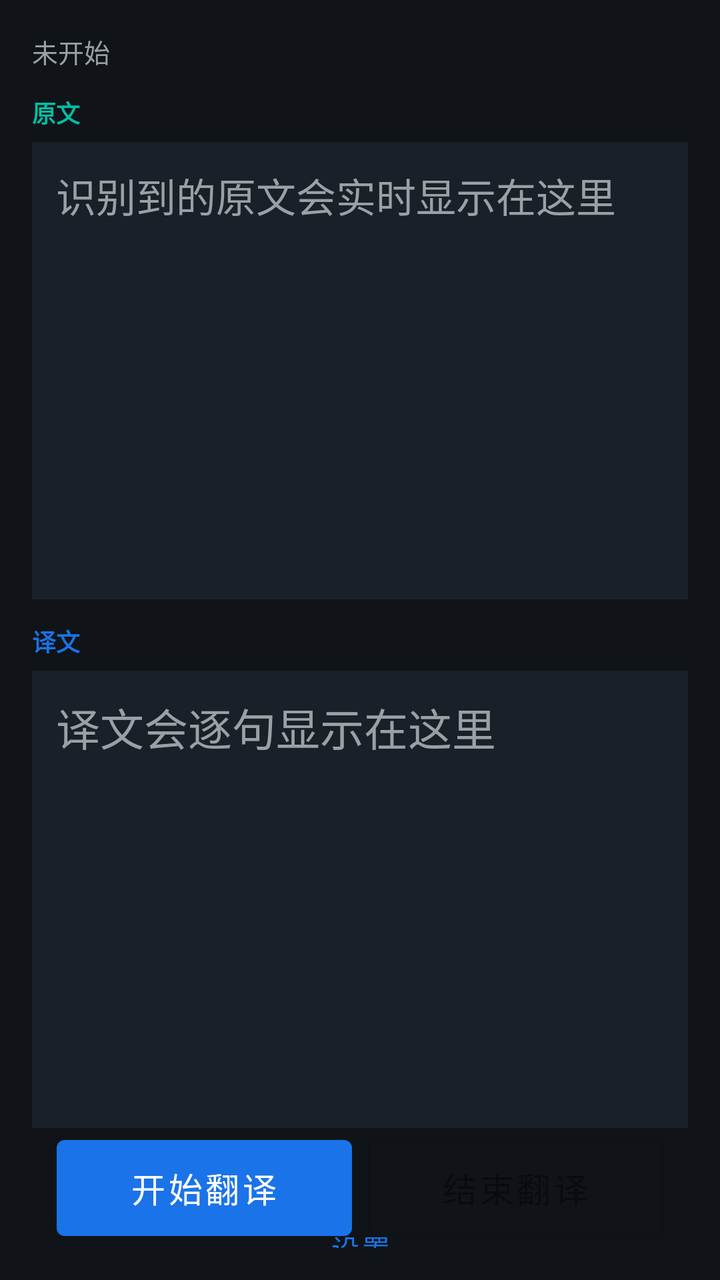
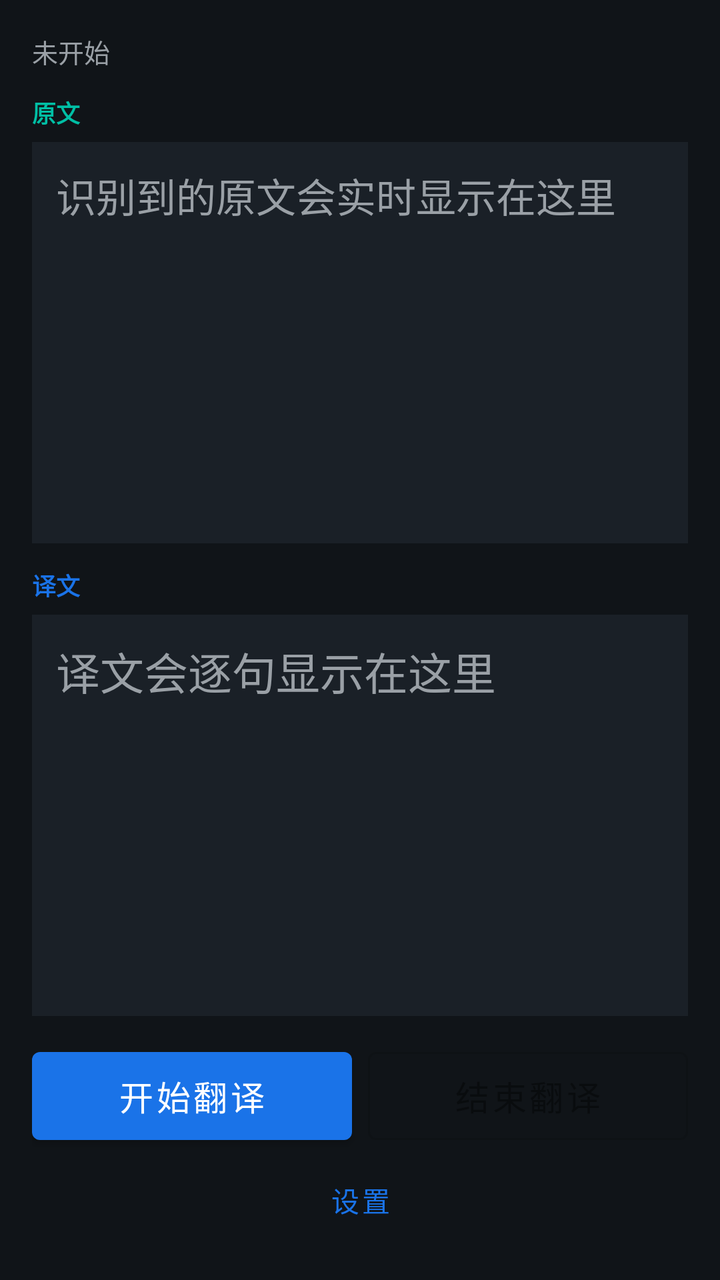

An Android layout rendered at two revisions. The XML below is the earlier revision; the diff shows what the commit changed to produce the second picture.
<!-- AndroidManifest.xml: application theme Theme.VTrans -->
<!-- res/layout/activity_main.xml -->
<?xml version="1.0" encoding="utf-8"?>
<androidx.constraintlayout.widget.ConstraintLayout
    xmlns:android="http://schemas.android.com/apk/res/android"
    xmlns:app="http://schemas.android.com/apk/res-auto"
    android:layout_width="match_parent"
    android:layout_height="match_parent"
    android:padding="16dp">

    <TextView
        android:id="@+id/tvStatus"
        android:layout_width="0dp"
        android:layout_height="wrap_content"
        android:text="@string/status_idle"
        android:textColor="@color/text_secondary"
        android:textSize="13sp"
        app:layout_constraintEnd_toEndOf="parent"
        app:layout_constraintStart_toStartOf="parent"
        app:layout_constraintTop_toTopOf="parent" />

    
    <TextView
        android:id="@+id/labelSource"
        android:layout_width="wrap_content"
        android:layout_height="wrap_content"
        android:layout_marginTop="12dp"
        android:text="@string/label_source"
        android:textColor="@color/accent"
        android:textSize="12sp"
        android:textStyle="bold"
        app:layout_constraintStart_toStartOf="parent"
        app:layout_constraintTop_toBottomOf="@id/tvStatus" />

    <ScrollView
        android:id="@+id/scrollSource"
        android:layout_width="0dp"
        android:layout_height="0dp"
        android:layout_marginTop="6dp"
        android:background="@color/surface"
        android:padding="12dp"
        app:layout_constraintBottom_toTopOf="@id/labelTarget"
        app:layout_constraintEnd_toEndOf="parent"
        app:layout_constraintStart_toStartOf="parent"
        app:layout_constraintTop_toBottomOf="@id/labelSource"
        app:layout_constraintVertical_weight="1">

        <TextView
            android:id="@+id/tvSource"
            android:layout_width="match_parent"
            android:layout_height="wrap_content"
            android:hint="@string/hint_source"
            android:textColor="@color/text_primary"
            android:textColorHint="@color/text_secondary"
            android:textSize="20sp"
            android:lineSpacingExtra="4dp" />
    </ScrollView>

    
    <TextView
        android:id="@+id/labelTarget"
        android:layout_width="wrap_content"
        android:layout_height="wrap_content"
        android:layout_marginTop="12dp"
        android:text="@string/label_target"
        android:textColor="@color/primary"
        android:textSize="12sp"
        android:textStyle="bold"
        app:layout_constraintBottom_toTopOf="@id/scrollTarget"
        app:layout_constraintStart_toStartOf="parent"
        app:layout_constraintTop_toBottomOf="@id/scrollSource" />

    <ScrollView
        android:id="@+id/scrollTarget"
        android:layout_width="0dp"
        android:layout_height="0dp"
        android:layout_marginTop="6dp"
        android:background="@color/surface"
        android:padding="12dp"
        app:layout_constraintBottom_toTopOf="@id/btnStart"
        app:layout_constraintEnd_toEndOf="parent"
        app:layout_constraintStart_toStartOf="parent"
        app:layout_constraintTop_toBottomOf="@id/labelTarget"
        app:layout_constraintVertical_weight="1">

        <TextView
            android:id="@+id/tvTarget"
            android:layout_width="match_parent"
            android:layout_height="wrap_content"
            android:hint="@string/hint_target"
            android:textColor="@color/text_primary"
            android:textColorHint="@color/text_secondary"
            android:textSize="22sp"
            android:lineSpacingExtra="4dp" />
    </ScrollView>

    <Button
        android:id="@+id/btnStart"
        style="@style/Widget.MaterialComponents.Button"
        android:layout_width="0dp"
        android:layout_height="60dp"
        android:layout_marginTop="16dp"
        android:text="@string/btn_start"
        android:textSize="17sp"
        app:layout_constraintBottom_toBottomOf="parent"
        app:layout_constraintEnd_toStartOf="@id/btnStop"
        app:layout_constraintHorizontal_chainStyle="packed"
        app:layout_constraintStart_toStartOf="parent"
        app:layout_constraintWidth_percent="0.45" />

    <Button
        android:id="@+id/btnStop"
        style="@style/Widget.MaterialComponents.Button.OutlinedButton"
        android:layout_width="0dp"
        android:layout_height="60dp"
        android:layout_marginStart="8dp"
        android:enabled="false"
        android:text="@string/btn_stop"
        android:textSize="17sp"
        app:layout_constraintBottom_toBottomOf="@id/btnStart"
        app:layout_constraintEnd_toEndOf="parent"
        app:layout_constraintStart_toEndOf="@id/btnStart"
        app:layout_constraintWidth_percent="0.45" />

    <Button
        android:id="@+id/btnSettings"
        style="@style/Widget.MaterialComponents.Button.TextButton"
        android:layout_width="wrap_content"
        android:layout_height="wrap_content"
        android:layout_marginTop="8dp"
        android:text="@string/btn_settings"
        app:layout_constraintBottom_toBottomOf="parent"
        app:layout_constraintEnd_toEndOf="parent"
        app:layout_constraintStart_toStartOf="parent"
        app:layout_constraintTop_toBottomOf="@id/btnStart" />

    
    <ProgressBar
        android:id="@+id/progress"
        style="?android:attr/progressBarStyleHorizontal"
        android:layout_width="0dp"
        android:layout_height="wrap_content"
        android:layout_marginTop="8dp"
        android:indeterminate="false"
        android:max="100"
        android:visibility="gone"
        app:layout_constraintEnd_toEndOf="parent"
        app:layout_constraintStart_toStartOf="parent"
        app:layout_constraintTop_toBottomOf="@id/btnSettings" />

</androidx.constraintlayout.widget.ConstraintLayout>
<!-- resources referenced by this layout -->
<resources>
  <color name="accent">#FF00BFA5</color>
  <color name="primary">#FF1A73E8</color>
  <color name="surface">#FF1A2027</color>
  <color name="text_primary">#FFE8EAED</color>
  <color name="text_secondary">#FF9AA0A6</color>
  <string name="btn_settings">设置</string>
  <string name="btn_start">开始翻译</string>
  <string name="btn_stop">结束翻译</string>
  <string name="hint_source">识别到的原文会实时显示在这里</string>
  <string name="hint_target">译文会逐句显示在这里</string>
  <string name="label_source">原文</string>
  <string name="label_target">译文</string>
  <string name="status_idle">未开始</string>
  <style name="Theme.VTrans" parent="Theme.MaterialComponents.DayNight.DarkActionBar">
          <item name="colorPrimary">@color/primary</item>
          <item name="colorPrimaryDark">@color/primary_dark</item>
          <item name="colorAccent">@color/accent</item>
          <item name="android:windowBackground">@color/bg</item>
          <item name="android:textColorPrimary">@color/text_primary</item>
          <item name="android:textColorSecondary">@color/text_secondary</item>
      </style>
  <color name="primary_dark">#FF0B57D0</color>
  <color name="bg">#FF101418</color>
</resources>

<!-- the commit's change to res/layout/activity_main.xml (unified diff, before → after) -->
@@ -1,149 +1,124 @@
 <?xml version="1.0" encoding="utf-8"?>
-<androidx.constraintlayout.widget.ConstraintLayout
-    xmlns:android="http://schemas.android.com/apk/res/android"
-    xmlns:app="http://schemas.android.com/apk/res-auto"
+<LinearLayout xmlns:android="http://schemas.android.com/apk/res/android"
     android:layout_width="match_parent"
     android:layout_height="match_parent"
+    android:background="@color/bg"
+    android:orientation="vertical"
     android:padding="16dp">
 
     <TextView
         android:id="@+id/tvStatus"
-        android:layout_width="0dp"
+        android:layout_width="match_parent"
         android:layout_height="wrap_content"
         android:text="@string/status_idle"
         android:textColor="@color/text_secondary"
-        android:textSize="13sp"
-        app:layout_constraintEnd_toEndOf="parent"
-        app:layout_constraintStart_toStartOf="parent"
-        app:layout_constraintTop_toTopOf="parent" />
+        android:textSize="13sp" />
 
     
     <TextView
         android:id="@+id/labelSource"
-        android:layout_width="wrap_content"
+        android:layout_width="match_parent"
         android:layout_height="wrap_content"
         android:layout_marginTop="12dp"
         android:text="@string/label_source"
         android:textColor="@color/accent"
         android:textSize="12sp"
-        android:textStyle="bold"
-        app:layout_constraintStart_toStartOf="parent"
-        app:layout_constraintTop_toBottomOf="@id/tvStatus" />
+        android:textStyle="bold" />
 
     <ScrollView
         android:id="@+id/scrollSource"
-        android:layout_width="0dp"
+        android:layout_width="match_parent"
         android:layout_height="0dp"
         android:layout_marginTop="6dp"
+        android:layout_weight="1"
         android:background="@color/surface"
-        android:padding="12dp"
-        app:layout_constraintBottom_toTopOf="@id/labelTarget"
-        app:layout_constraintEnd_toEndOf="parent"
-        app:layout_constraintStart_toStartOf="parent"
-        app:layout_constraintTop_toBottomOf="@id/labelSource"
-        app:layout_constraintVertical_weight="1">
+        android:padding="12dp">
 
         <TextView
             android:id="@+id/tvSource"
             android:layout_width="match_parent"
             android:layout_height="wrap_content"
             android:hint="@string/hint_source"
+            android:lineSpacingExtra="4dp"
             android:textColor="@color/text_primary"
             android:textColorHint="@color/text_secondary"
-            android:textSize="20sp"
-            android:lineSpacingExtra="4dp" />
+            android:textSize="20sp" />
     </ScrollView>
 
     
     <TextView
         android:id="@+id/labelTarget"
-        android:layout_width="wrap_content"
+        android:layout_width="match_parent"
         android:layout_height="wrap_content"
         android:layout_marginTop="12dp"
         android:text="@string/label_target"
         android:textColor="@color/primary"
         android:textSize="12sp"
-        android:textStyle="bold"
-        app:layout_constraintBottom_toTopOf="@id/scrollTarget"
-        app:layout_constraintStart_toStartOf="parent"
-        app:layout_constraintTop_toBottomOf="@id/scrollSource" />
+        android:textStyle="bold" />
 
     <ScrollView
         android:id="@+id/scrollTarget"
-        android:layout_width="0dp"
+        android:layout_width="match_parent"
         android:layout_height="0dp"
         android:layout_marginTop="6dp"
+        android:layout_weight="1"
         android:background="@color/surface"
-        android:padding="12dp"
-        app:layout_constraintBottom_toTopOf="@id/btnStart"
-        app:layout_constraintEnd_toEndOf="parent"
-        app:layout_constraintStart_toStartOf="parent"
-        app:layout_constraintTop_toBottomOf="@id/labelTarget"
-        app:layout_constraintVertical_weight="1">
+        android:padding="12dp">
 
         <TextView
             android:id="@+id/tvTarget"
             android:layout_width="match_parent"
             android:layout_height="wrap_content"
             android:hint="@string/hint_target"
+            android:lineSpacingExtra="4dp"
             android:textColor="@color/text_primary"
             android:textColorHint="@color/text_secondary"
-            android:textSize="22sp"
-            android:lineSpacingExtra="4dp" />
+            android:textSize="22sp" />
     </ScrollView>
-
-    <Button
-        android:id="@+id/btnStart"
-        style="@style/Widget.MaterialComponents.Button"
-        android:layout_width="0dp"
-        android:layout_height="60dp"
-        android:layout_marginTop="16dp"
-        android:text="@string/btn_start"
-        android:textSize="17sp"
-        app:layout_constraintBottom_toBottomOf="parent"
-        app:layout_constraintEnd_toStartOf="@id/btnStop"
-        app:layout_constraintHorizontal_chainStyle="packed"
-        app:layout_constraintStart_toStartOf="parent"
-        app:layout_constraintWidth_percent="0.45" />
-
-    <Button
-        android:id="@+id/btnStop"
-        style="@style/Widget.MaterialComponents.Button.OutlinedButton"
-        android:layout_width="0dp"
-        android:layout_height="60dp"
-        android:layout_marginStart="8dp"
-        android:enabled="false"
-        android:text="@string/btn_stop"
-        android:textSize="17sp"
-        app:layout_constraintBottom_toBottomOf="@id/btnStart"
-        app:layout_constraintEnd_toEndOf="parent"
-        app:layout_constraintStart_toEndOf="@id/btnStart"
-        app:layout_constraintWidth_percent="0.45" />
-
-    <Button
-        android:id="@+id/btnSettings"
-        style="@style/Widget.MaterialComponents.Button.TextButton"
-        android:layout_width="wrap_content"
-        android:layout_height="wrap_content"
-        android:layout_marginTop="8dp"
-        android:text="@string/btn_settings"
-        app:layout_constraintBottom_toBottomOf="parent"
-        app:layout_constraintEnd_toEndOf="parent"
-        app:layout_constraintStart_toStartOf="parent"
-        app:layout_constraintTop_toBottomOf="@id/btnStart" />
 
     
     <ProgressBar
         android:id="@+id/progress"
         style="?android:attr/progressBarStyleHorizontal"
-        android:layout_width="0dp"
+        android:layout_width="match_parent"
         android:layout_height="wrap_content"
-        android:layout_marginTop="8dp"
+        android:layout_marginTop="12dp"
         android:indeterminate="false"
         android:max="100"
-        android:visibility="gone"
-        app:layout_constraintEnd_toEndOf="parent"
-        app:layout_constraintStart_toStartOf="parent"
-        app:layout_constraintTop_toBottomOf="@id/btnSettings" />
+        android:visibility="gone" />
 
-</androidx.constraintlayout.widget.ConstraintLayout>
+    <LinearLayout
+        android:layout_width="match_parent"
+        android:layout_height="wrap_content"
+        android:layout_marginTop="12dp"
+        android:orientation="horizontal">
+
+        <Button
+            android:id="@+id/btnStart"
+            style="@style/Widget.MaterialComponents.Button"
+            android:layout_width="0dp"
+            android:layout_height="56dp"
+            android:layout_weight="1"
+            android:text="@string/btn_start"
+            android:textSize="17sp" />
+
+        <Button
+            android:id="@+id/btnStop"
+            style="@style/Widget.MaterialComponents.Button.OutlinedButton"
+            android:layout_width="0dp"
+            android:layout_height="56dp"
+            android:layout_marginStart="8dp"
+            android:layout_weight="1"
+            android:enabled="false"
+            android:text="@string/btn_stop"
+            android:textSize="17sp" />
+    </LinearLayout>
+
+    <Button
+        android:id="@+id/btnSettings"
+        style="@style/Widget.MaterialComponents.Button.TextButton"
+        android:layout_width="match_parent"
+        android:layout_height="wrap_content"
+        android:text="@string/btn_settings" />
+
+</LinearLayout>
